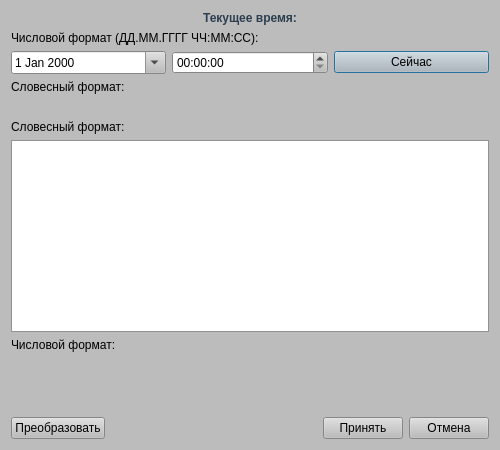
Old version of the form clock_project/datetimeinputdialog.ui in the repository Marlon2132/HHCrewgroup.
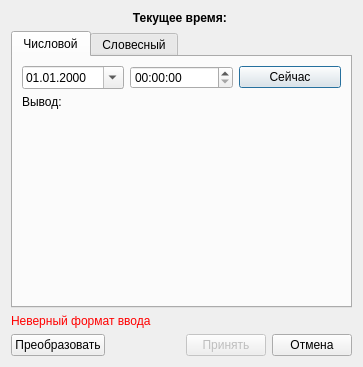
New version of the form.

Commit message: Changed date and time input/output, fixed minor errors, added date display to the clock window

```diff
--- a/clock_project/datetimeinputdialog.ui
+++ b/clock_project/datetimeinputdialog.ui
@@ -6,479 +6,10 @@
    <rect>
     <x>0</x>
     <y>0</y>
-    <width>500</width>
-    <height>450</height>
+    <width>363</width>
+    <height>367</height>
    </rect>
   </property>
-  <property name="palette">
-   <palette>
-    <active>
-     <colorrole role="WindowText">
-      <brush brushstyle="SolidPattern">
-       <color alpha="255">
-        <red>0</red>
-        <green>0</green>
-        <blue>0</blue>
-       </color>
-      </brush>
-     </colorrole>
-     <colorrole role="Button">
-      <brush brushstyle="SolidPattern">
-       <color alpha="255">
-        <red>188</red>
-        <green>188</green>
-        <blue>188</blue>
-       </color>
-      </brush>
-     </colorrole>
-     <colorrole role="Light">
-      <brush brushstyle="SolidPattern">
-       <color alpha="255">
-        <red>255</red>
-        <green>255</green>
-        <blue>255</blue>
-       </color>
-      </brush>
-     </colorrole>
-     <colorrole role="Midlight">
-      <brush brushstyle="SolidPattern">
-       <color alpha="255">
-        <red>221</red>
-        <green>221</green>
-        <blue>221</blue>
-       </color>
-      </brush>
-     </colorrole>
-     <colorrole role="Dark">
-      <brush brushstyle="SolidPattern">
-       <color alpha="255">
-        <red>94</red>
-        <green>94</green>
-        <blue>94</blue>
-       </color>
-      </brush>
-     </colorrole>
-     <colorrole role="Mid">
-      <brush brushstyle="SolidPattern">
-       <color alpha="255">
-        <red>125</red>
-        <green>125</green>
-        <blue>125</blue>
-       </color>
-      </brush>
-     </colorrole>
-     <colorrole role="Text">
-      <brush brushstyle="SolidPattern">
-       <color alpha="255">
-        <red>0</red>
-        <green>0</green>
-        <blue>0</blue>
-       </color>
-      </brush>
-     </colorrole>
-     <colorrole role="BrightText">
-      <brush brushstyle="SolidPattern">
-       <color alpha="255">
-        <red>255</red>
-        <green>255</green>
-        <blue>255</blue>
-       </color>
-      </brush>
-     </colorrole>
-     <colorrole role="ButtonText">
-      <brush brushstyle="SolidPattern">
-       <color alpha="255">
-        <red>0</red>
-        <green>0</green>
-        <blue>0</blue>
-       </color>
-      </brush>
-     </colorrole>
-     <colorrole role="Base">
-      <brush brushstyle="SolidPattern">
-       <color alpha="255">
-        <red>255</red>
-        <green>255</green>
-        <blue>255</blue>
-       </color>
-      </brush>
-     </colorrole>
-     <colorrole role="Window">
-      <brush brushstyle="SolidPattern">
-       <color alpha="255">
-        <red>188</red>
-        <green>188</green>
-        <blue>188</blue>
-       </color>
-      </brush>
-     </colorrole>
-     <colorrole role="Shadow">
-      <brush brushstyle="SolidPattern">
-       <color alpha="255">
-        <red>0</red>
-        <green>0</green>
-        <blue>0</blue>
-       </color>
-      </brush>
-     </colorrole>
-     <colorrole role="AlternateBase">
-      <brush brushstyle="SolidPattern">
-       <color alpha="255">
-        <red>221</red>
-        <green>221</green>
-        <blue>221</blue>
-       </color>
-      </brush>
-     </colorrole>
-     <colorrole role="ToolTipBase">
-      <brush brushstyle="SolidPattern">
-       <color alpha="255">
-        <red>255</red>
-        <green>255</green>
-        <blue>220</blue>
-       </color>
-      </brush>
-     </colorrole>
-     <colorrole role="ToolTipText">
-      <brush brushstyle="SolidPattern">
-       <color alpha="255">
-        <red>0</red>
-        <green>0</green>
-        <blue>0</blue>
-       </color>
-      </brush>
-     </colorrole>
-     <colorrole role="PlaceholderText">
-      <brush brushstyle="SolidPattern">
-       <color alpha="127">
-        <red>0</red>
-        <green>0</green>
-        <blue>0</blue>
-       </color>
-      </brush>
-     </colorrole>
-     <colorrole role="Accent">
-      <brush brushstyle="SolidPattern">
-       <color alpha="255">
-        <red>255</red>
-        <green>255</green>
-        <blue>255</blue>
-       </color>
-      </brush>
-     </colorrole>
-    </active>
-    <inactive>
-     <colorrole role="WindowText">
-      <brush brushstyle="SolidPattern">
-       <color alpha="255">
-        <red>0</red>
-        <green>0</green>
-        <blue>0</blue>
-       </color>
-      </brush>
-     </colorrole>
-     <colorrole role="Button">
-      <brush brushstyle="SolidPattern">
-       <color alpha="255">
-        <red>188</red>
-        <green>188</green>
-        <blue>188</blue>
-       </color>
-      </brush>
-     </colorrole>
-     <colorrole role="Light">
-      <brush brushstyle="SolidPattern">
-       <color alpha="255">
-        <red>255</red>
-        <green>255</green>
-        <blue>255</blue>
-       </color>
-      </brush>
-     </colorrole>
-     <colorrole role="Midlight">
-      <brush brushstyle="SolidPattern">
-       <color alpha="255">
-        <red>221</red>
-        <green>221</green>
-        <blue>221</blue>
-       </color>
-      </brush>
-     </colorrole>
-     <colorrole role="Dark">
-      <brush brushstyle="SolidPattern">
-       <color alpha="255">
-        <red>94</red>
-        <green>94</green>
-        <blue>94</blue>
-       </color>
-      </brush>
-     </colorrole>
-     <colorrole role="Mid">
-      <brush brushstyle="SolidPattern">
-       <color alpha="255">
-        <red>125</red>
-        <green>125</green>
-        <blue>125</blue>
-       </color>
-      </brush>
-     </colorrole>
-     <colorrole role="Text">
-      <brush brushstyle="SolidPattern">
-       <color alpha="255">
-        <red>0</red>
-        <green>0</green>
-        <blue>0</blue>
-       </color>
-      </brush>
-     </colorrole>
-     <colorrole role="BrightText">
-      <brush brushstyle="SolidPattern">
-       <color alpha="255">
-        <red>255</red>
-        <green>255</green>
-        <blue>255</blue>
-       </color>
-      </brush>
-     </colorrole>
-     <colorrole role="ButtonText">
-      <brush brushstyle="SolidPattern">
-       <color alpha="255">
-        <red>0</red>
-        <green>0</green>
-        <blue>0</blue>
-       </color>
-      </brush>
-     </colorrole>
-     <colorrole role="Base">
-      <brush brushstyle="SolidPattern">
-       <color alpha="255">
-        <red>255</red>
-        <green>255</green>
-        <blue>255</blue>
-       </color>
-      </brush>
-     </colorrole>
-     <colorrole role="Window">
-      <brush brushstyle="SolidPattern">
-       <color alpha="255">
-        <red>188</red>
-        <green>188</green>
-        <blue>188</blue>
-       </color>
-      </brush>
-     </colorrole>
-     <colorrole role="Shadow">
-      <brush brushstyle="SolidPattern">
-       <color alpha="255">
-        <red>0</red>
-        <green>0</green>
-        <blue>0</blue>
-       </color>
-      </brush>
-     </colorrole>
-     <colorrole role="AlternateBase">
-      <brush brushstyle="SolidPattern">
-       <color alpha="255">
-        <red>221</red>
-        <green>221</green>
-        <blue>221</blue>
-       </color>
-      </brush>
-     </colorrole>
-     <colorrole role="ToolTipBase">
-      <brush brushstyle="SolidPattern">
-       <color alpha="255">
-        <red>255</red>
-        <green>255</green>
-        <blue>220</blue>
-       </color>
-      </brush>
-     </colorrole>
-     <colorrole role="ToolTipText">
-      <brush brushstyle="SolidPattern">
-       <color alpha="255">
-        <red>0</red>
-        <green>0</green>
-        <blue>0</blue>
-       </color>
-      </brush>
-     </colorrole>
-     <colorrole role="PlaceholderText">
-      <brush brushstyle="SolidPattern">
-       <color alpha="127">
-        <red>0</red>
-        <green>0</green>
-        <blue>0</blue>
-       </color>
-      </brush>
-     </colorrole>
-     <colorrole role="Accent">
-      <brush brushstyle="SolidPattern">
-       <color alpha="255">
-        <red>255</red>
-        <green>255</green>
-        <blue>255</blue>
-       </color>
-      </brush>
-     </colorrole>
-    </inactive>
-    <disabled>
-     <colorrole role="WindowText">
-      <brush brushstyle="SolidPattern">
-       <color alpha="255">
-        <red>94</red>
-        <green>94</green>
-        <blue>94</blue>
-       </color>
-      </brush>
-     </colorrole>
-     <colorrole role="Button">
-      <brush brushstyle="SolidPattern">
-       <color alpha="255">
-        <red>188</red>
-        <green>188</green>
-        <blue>188</blue>
-       </color>
-      </brush>
-     </colorrole>
-     <colorrole role="Light">
-      <brush brushstyle="SolidPattern">
-       <color alpha="255">
-        <red>255</red>
-        <green>255</green>
-        <blue>255</blue>
-       </color>
-      </brush>
-     </colorrole>
-     <colorrole role="Midlight">
-      <brush brushstyle="SolidPattern">
-       <color alpha="255">
-        <red>221</red>
-        <green>221</green>
-        <blue>221</blue>
-       </color>
-      </brush>
-     </colorrole>
-     <colorrole role="Dark">
-      <brush brushstyle="SolidPattern">
-       <color alpha="255">
-        <red>94</red>
-        <green>94</green>
-        <blue>94</blue>
-       </color>
-      </brush>
-     </colorrole>
-     <colorrole role="Mid">
-      <brush brushstyle="SolidPattern">
-       <color alpha="255">
-        <red>125</red>
-        <green>125</green>
-        <blue>125</blue>
-       </color>
-      </brush>
-     </colorrole>
-     <colorrole role="Text">
-      <brush brushstyle="SolidPattern">
-       <color alpha="255">
-        <red>94</red>
-        <green>94</green>
-        <blue>94</blue>
-       </color>
-      </brush>
-     </colorrole>
-     <colorrole role="BrightText">
-      <brush brushstyle="SolidPattern">
-       <color alpha="255">
-        <red>255</red>
-        <green>255</green>
-        <blue>255</blue>
-       </color>
-      </brush>
-     </colorrole>
-     <colorrole role="ButtonText">
-      <brush brushstyle="SolidPattern">
-       <color alpha="255">
-        <red>94</red>
-        <green>94</green>
-        <blue>94</blue>
-       </color>
-      </brush>
-     </colorrole>
-     <colorrole role="Base">
-      <brush brushstyle="SolidPattern">
-       <color alpha="255">
-        <red>188</red>
-        <green>188</green>
-        <blue>188</blue>
-       </color>
-      </brush>
-     </colorrole>
-     <colorrole role="Window">
-      <brush brushstyle="SolidPattern">
-       <color alpha="255">
-        <red>188</red>
-        <green>188</green>
-        <blue>188</blue>
-       </color>
-      </brush>
-     </colorrole>
-     <colorrole role="Shadow">
-      <brush brushstyle="SolidPattern">
-       <color alpha="255">
-        <red>0</red>
-        <green>0</green>
-        <blue>0</blue>
-       </color>
-      </brush>
-     </colorrole>
-     <colorrole role="AlternateBase">
-      <brush brushstyle="SolidPattern">
-       <color alpha="255">
-        <red>188</red>
-        <green>188</green>
-        <blue>188</blue>
-       </color>
-      </brush>
-     </colorrole>
-     <colorrole role="ToolTipBase">
-      <brush brushstyle="SolidPattern">
-       <color alpha="255">
-        <red>255</red>
-        <green>255</green>
-        <blue>220</blue>
-       </color>
-      </brush>
-     </colorrole>
-     <colorrole role="ToolTipText">
-      <brush brushstyle="SolidPattern">
-       <color alpha="255">
-        <red>0</red>
-        <green>0</green>
-        <blue>0</blue>
-       </color>
-      </brush>
-     </colorrole>
-     <colorrole role="PlaceholderText">
-      <brush brushstyle="SolidPattern">
-       <color alpha="127">
-        <red>94</red>
-        <green>94</green>
-        <blue>94</blue>
-       </color>
-      </brush>
-     </colorrole>
-     <colorrole role="Accent">
-      <brush brushstyle="SolidPattern">
-       <color alpha="255">
-        <red>244</red>
-        <green>244</green>
-        <blue>244</blue>
-       </color>
-      </brush>
-     </colorrole>
-    </disabled>
-   </palette>
-  </property>
   <property name="windowTitle">
    <string>Dialog</string>
   </property>
@@ -486,10 +17,10 @@
    <item>
     <widget class="QLabel" name="currentTimeLabel">
      <property name="styleSheet">
-      <string notr="true">font-weight: bold; color: #2c3e50;</string>
+      <string notr="true">font-weight: bold;</string>
      </property>
      <property name="text">
-      <string>Текущее время:</string>
+      <string>Текущее время: </string>
      </property>
      <property name="alignment">
       <set>Qt::AlignmentFlag::AlignCenter</set>
@@ -500,44 +31,97 @@
     </widget>
    </item>
    <item>
-    <widget class="QLabel" name="numericLabel">
-     <property name="text">
-      <string>Числовой формат (ДД.ММ.ГГГГ ЧЧ:ММ:СС):</string>
+    <widget class="QTabWidget" name="modeTab">
+     <property name="currentIndex">
+      <number>0</number>
      </property>
-    </widget>
-   </item>
-   <item>
-    <layout class="QHBoxLayout" name="horizontalLayout_2">
-    <item>
-        <widget class="QDateEdit" name="dateEdit">
-            <property name="calendarPopup">
-                <bool>true</bool>
-            </property>
+     <widget class="QWidget" name="numericTab">
+      <attribute name="title">
+       <string>Числовой</string>
+      </attribute>
+      <layout class="QVBoxLayout" name="numericLayout">
+       <item>
+        <layout class="QHBoxLayout" name="dateTimeLayout">
+         <item>
+          <widget class="QDateEdit" name="dateEdit">
+           <property name="displayFormat">
+            <string>dd.MM.yyyy</string>
+           </property>
+           <property name="calendarPopup">
+            <bool>true</bool>
+           </property>
+          </widget>
+         </item>
+         <item>
+          <widget class="QTimeEdit" name="timeEdit">
+           <property name="displayFormat">
+            <string>HH:mm:ss</string>
+           </property>
+          </widget>
+         </item>
+         <item>
+          <widget class="QPushButton" name="currentTimeButton">
+           <property name="text">
+            <string>Сейчас</string>
+           </property>
+          </widget>
+         </item>
+        </layout>
+       </item>
+       <item>
+        <widget class="QLabel" name="numericOutput">
+         <property name="text">
+          <string>Вывод: </string>
+         </property>
+         <property name="alignment">
+          <set>Qt::AlignmentFlag::AlignLeading</set>
+         </property>
+         <property name="wordWrap">
+          <bool>true</bool>
+         </property>
         </widget>
-    </item>
-    <item>
-        <widget class="QTimeEdit" name="timeEdit"/>
-    </item>
-    <item>
-        <widget class="QPushButton" name="currentTimeBtn">
-            <property name="text">
-                <string>Сейчас</string>
-            </property>
+       </item>
+      </layout>
+     </widget>
+     <widget class="QWidget" name="wordTab">
+      <attribute name="title">
+       <string>Словесный</string>
+      </attribute>
+      <layout class="QVBoxLayout" name="wordLayout">
+       <item>
+        <widget class="QTextEdit" name="wordInput">
+         <property name="placeholderText">
+          <string>Например: первого января 2025 года 12 часов 30 минут 45 секунд</string>
+         </property>
         </widget>
-    </item>
-</layout>
-   </item>
-   <item>
-    <widget class="QLabel" name="wordsLabel">
-     <property name="text">
-      <string>Словесный формат:</string>
-     </property>
+       </item>
+       <item>
+        <widget class="QLabel" name="wordsOutput">
+         <property name="text">
+          <string>Вывод: </string>
+         </property>
+         <property name="alignment">
+          <set>Qt::AlignmentFlag::AlignLeading</set>
+         </property>
+         <property name="wordWrap">
+          <bool>true</bool>
+         </property>
+        </widget>
+       </item>
+      </layout>
+     </widget>
     </widget>
    </item>
    <item>
-    <widget class="QLabel" name="wordsOutput">
+    <widget class="QLabel" name="errorLabel">
+     <property name="visible">
+      <bool>false</bool>
+     </property>
+     <property name="styleSheet">
+      <string notr="true">color: red;</string>
+     </property>
      <property name="text">
-      <string/>
+      <string>Неверный формат ввода</string>
      </property>
      <property name="wordWrap">
       <bool>true</bool>
@@ -545,44 +129,7 @@
     </widget>
    </item>
    <item>
-    <widget class="QLabel" name="wordLabel">
-     <property name="text">
-      <string>Словесный формат:</string>
-     </property>
-    </widget>
-   </item>
-   <item>
-    <widget class="QTextEdit" name="wordInput"/>
-   </item>
-   <item>
-    <widget class="QLabel" name="numericLabel_2">
-     <property name="text">
-      <string>Числовой формат:</string>
-     </property>
-    </widget>
-   </item>
-   <item>
-    <widget class="QLabel" name="numericOutput">
-     <property name="text">
-      <string/>
-     </property>
-    </widget>
-   </item>
-   <item>
-    <spacer name="verticalSpacer">
-     <property name="orientation">
-      <enum>Qt::Orientation::Vertical</enum>
-     </property>
-     <property name="sizeHint" stdset="0">
-      <size>
-       <width>20</width>
-       <height>10</height>
-      </size>
-     </property>
-    </spacer>
-   </item>
-   <item>
-    <layout class="QHBoxLayout" name="horizontalLayout">
+    <layout class="QHBoxLayout" name="buttonLayout">
      <item>
       <widget class="QPushButton" name="convertButton">
        <property name="text">
@@ -605,6 +152,9 @@
      </item>
      <item>
       <widget class="QPushButton" name="acceptButton">
+       <property name="enabled">
+        <bool>false</bool>
+       </property>
        <property name="text">
         <string>Принять</string>
        </property>
```
Left out of the diff: 2 changed lines with no effect on the pictures. The commit also changes 8 other files.
